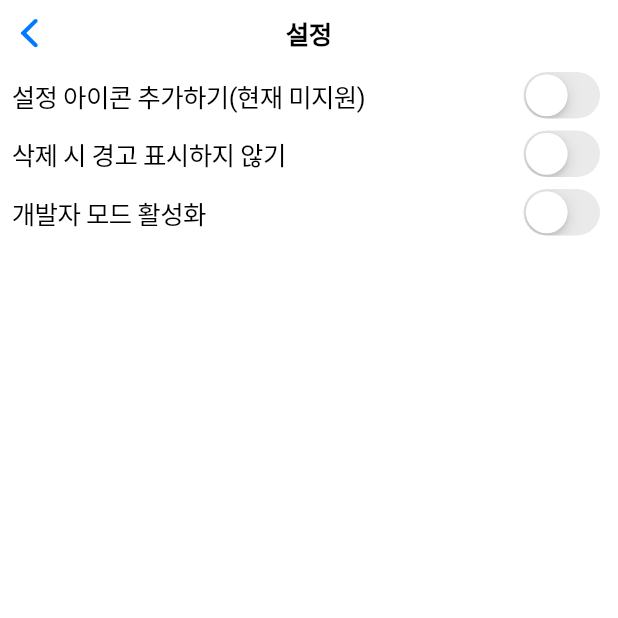
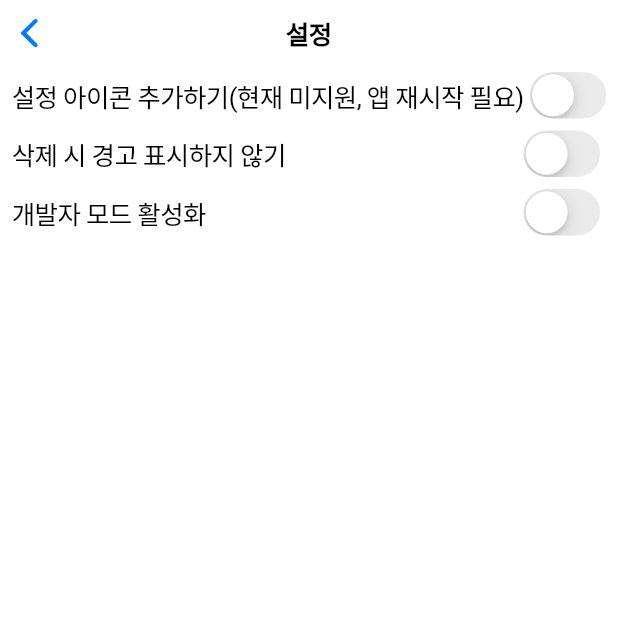
Before and after one commit to sun30812/your_home, a Flutter app: the Settings screen opened directly, on a phone screen of 412 x 824 dp, the top half of it. Run offline on Flutter 3.47's test engine with Material 2 defaults, Android fonts, the phone set to English and light mode, and no system bars; our stand-ins replace shared_preferences; accounts and stored records are empty.

Commit message:
설정 페이지 로직 일부 수정

```diff
--- a/lib/settings.dart
+++ b/lib/settings.dart
@@ -1,3 +1,4 @@
+import 'dart:io';
 import 'package:flutter/cupertino.dart';
 import 'package:shared_preferences/shared_preferences.dart';
 
@@ -25,14 +26,36 @@ class _SettingsState extends State<Settings> {
         'settings: $index', _settingsData[index] ?? false);
   }
 
-  void switchClick(int index, bool value) {
+  void switchClick(int index, bool value, bool? isRequiredRestart) {
     setState(() {
       _settingsData[index] = value;
     });
     setSettingsData(index);
+    if (isRequiredRestart == true) {
+      showCupertinoDialog(
+        context: context,
+        builder: (context) {
+          return CupertinoAlertDialog(
+            title: Text('안내'),
+            content: Text('설정을 위해 앱을 지금 종료합니다.'),
+            actions: [
+              CupertinoDialogAction(
+                child: Text('확인'),
+                isDefaultAction: true,
+                onPressed: () => exit(0),
+              )
+            ],
+          );
+        },
+      );
+    }
   }
 
-  GestureDetector settingsItem(int index, String data, String infoData) {
+  GestureDetector settingsItem(
+      {required int index,
+      required String data,
+      required String infoData,
+      bool? isRequiredRestart}) {
     return GestureDetector(
       onTap: () {
         showCupertinoDialog(
@@ -65,7 +88,8 @@ class _SettingsState extends State<Settings> {
                 ),
                 CupertinoSwitch(
                     value: _settingsData[index] ?? false,
-                    onChanged: (value) => switchClick(index, value))
+                    onChanged: (value) =>
+                        switchClick(index, value, isRequiredRestart))
               ],
             ),
           )
@@ -90,10 +114,19 @@ class _SettingsState extends State<Settings> {
       ),
       child: ListView(
         children: [
-          settingsItem(0, '설정 아이콘 추가하기(현재 미지원)', '아직 지원되지 않는 기능입니다.'),
-          settingsItem(1, '삭제 시 경고 표시하지 않기', '항목을 지울 시 경고가 뜨지 않습니다.'),
           settingsItem(
-              2, '개발자 모드 활성화', '개발자용 명령어를 앱의 홈화면에서 사용할 수 있게 됩니다.(사용에 주의바람)'),
+              index: 0,
+              data: '설정 아이콘 추가하기(현재 미지원, 앱 재시작 필요)',
+              infoData: '하단 바에 설정 아이콘을 추가합니다. 해당 기능은 앱을 재시작한 후에 적용됩니다.',
+              isRequiredRestart: true),
+          settingsItem(
+              index: 1,
+              data: '삭제 시 경고 표시하지 않기',
+              infoData: '항목을 지울 시 경고가 뜨지 않습니다.'),
+          settingsItem(
+              index: 2,
+              data: '개발자 모드 활성화',
+              infoData: '개발자용 명령어를 앱의 홈화면에서 사용할 수 있게 됩니다.(사용에 주의바람)'),
         ],
       ),
     );
```
